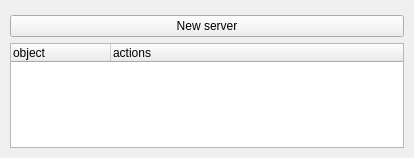
First picture: the form in ui/giscube_admin_dockwidget_base.ui, repository giscube/giscube-admin-qgis-plugin, before the edit.
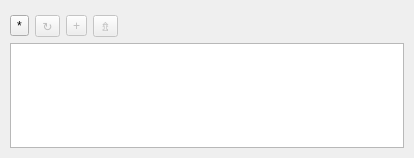
Second picture: the form after the edit.

Commit message: Move operations to custom tool bar

Patch:
```diff
--- a/ui/giscube_admin_dockwidget_base.ui
+++ b/ui/giscube_admin_dockwidget_base.ui
@@ -37,24 +37,84 @@
      <number>10</number>
     </property>
     <item>
-     <widget class="QPushButton" name="new_server">
-      <property name="text">
-       <string>New server</string>
-      </property>
-     </widget>
+     <layout class="QHBoxLayout" name="horizontalLayout">
+      <item>
+       <widget class="QToolButton" name="new_server">
+        <property name="toolTip">
+         <string>New server</string>
+        </property>
+        <property name="text">
+         <string>*</string>
+        </property>
+        <property name="toolButtonStyle">
+         <enum>Qt::ToolButtonIconOnly</enum>
+        </property>
+       </widget>
+      </item>
+      <item>
+       <widget class="QToolButton" name="refresh">
+        <property name="enabled">
+         <bool>false</bool>
+        </property>
+        <property name="toolTip">
+         <string>Refresh projects</string>
+        </property>
+        <property name="text">
+         <string>↻</string>
+        </property>
+       </widget>
+      </item>
+      <item>
+       <widget class="QToolButton" name="new_project">
+        <property name="enabled">
+         <bool>false</bool>
+        </property>
+        <property name="toolTip">
+         <string>New project</string>
+        </property>
+        <property name="text">
+         <string>+</string>
+        </property>
+       </widget>
+      </item>
+      <item>
+       <widget class="QToolButton" name="publish">
+        <property name="enabled">
+         <bool>false</bool>
+        </property>
+        <property name="toolTip">
+         <string>Publish project</string>
+        </property>
+        <property name="text">
+         <string>⇯</string>
+        </property>
+       </widget>
+      </item>
+      <item>
+       <spacer name="horizontalSpacer">
+        <property name="orientation">
+         <enum>Qt::Horizontal</enum>
+        </property>
+        <property name="sizeHint" stdset="0">
+         <size>
+          <width>40</width>
+          <height>20</height>
+         </size>
+        </property>
+       </spacer>
+      </item>
+     </layout>
     </item>
     <item>
      <widget class="QTreeWidget" name="servers">
+      <attribute name="headerVisible">
+       <bool>false</bool>
+      </attribute>
       <column>
        <property name="text">
         <string>object</string>
        </property>
       </column>
-      <column>
-       <property name="text">
-        <string>actions</string>
-       </property>
-      </column>
      </widget>
     </item>
    </layout>
```
The commit also changes 3 other files.
